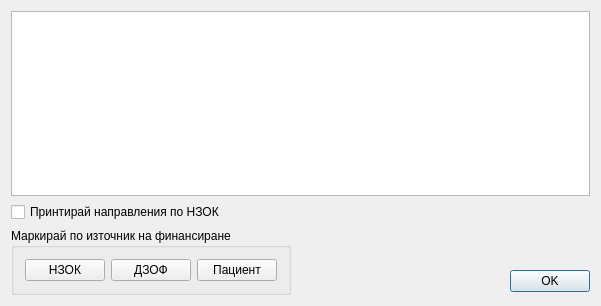
This is src/View/Widgets/ProcedurePrintSelectDialog.ui in thefinalcutbg/DinoDent as Qt 5 draws it before an edit. The edited form follows.
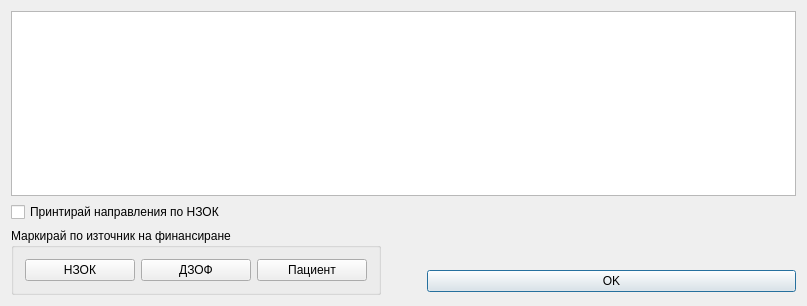
This is the edited form.

Diff of the .ui file:
```diff
--- a/src/View/Widgets/ProcedurePrintSelectDialog.ui
+++ b/src/View/Widgets/ProcedurePrintSelectDialog.ui
@@ -9,7 +9,7 @@
    <rect>
     <x>0</x>
     <y>0</y>
-    <width>601</width>
+    <width>807</width>
     <height>306</height>
    </rect>
   </property>
@@ -83,9 +83,6 @@
      </item>
      <item>
       <spacer name="horizontalSpacer">
-       <property name="orientation">
-        <enum>Qt::Orientation::Horizontal</enum>
-       </property>
        <property name="sizeHint" stdset="0">
         <size>
          <width>40</width>
@@ -98,11 +95,8 @@
       <layout class="QVBoxLayout" name="verticalLayout_2">
        <item>
         <spacer name="verticalSpacer">
-         <property name="orientation">
-          <enum>Qt::Orientation::Vertical</enum>
-         </property>
          <property name="sizeType">
-          <enum>QSizePolicy::Policy::Preferred</enum>
+          <enum>QSizePolicy::Fixed</enum>
          </property>
          <property name="sizeHint" stdset="0">
           <size>
```
Left out of the diff: 2 changed lines with no effect on the pictures.
